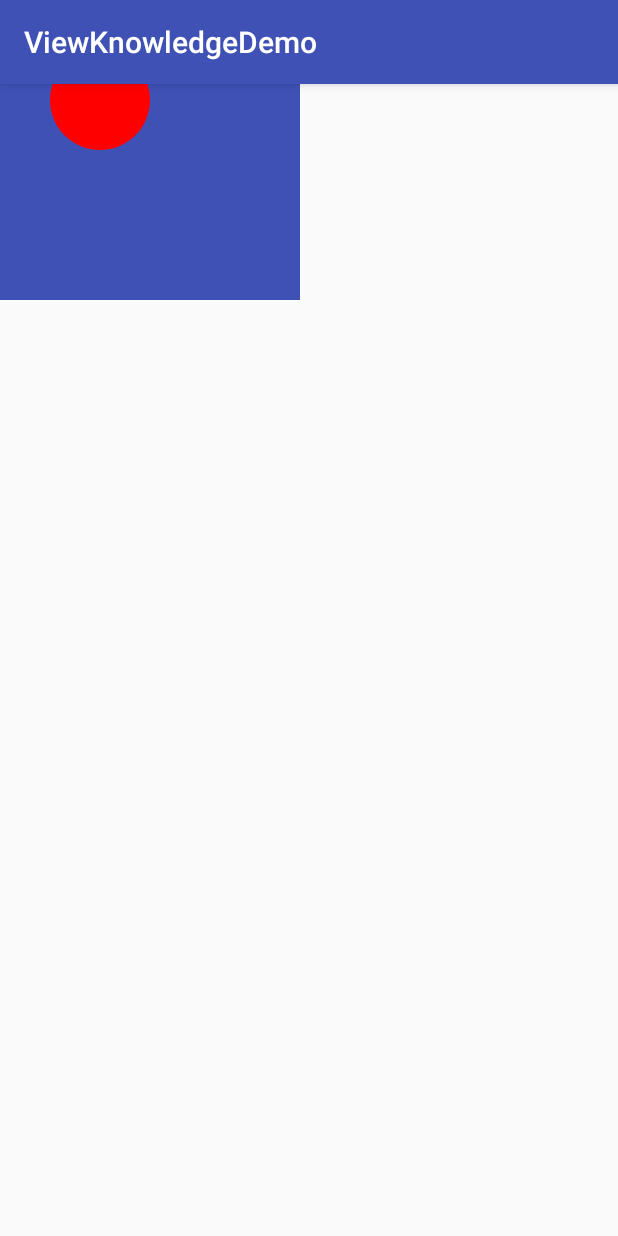
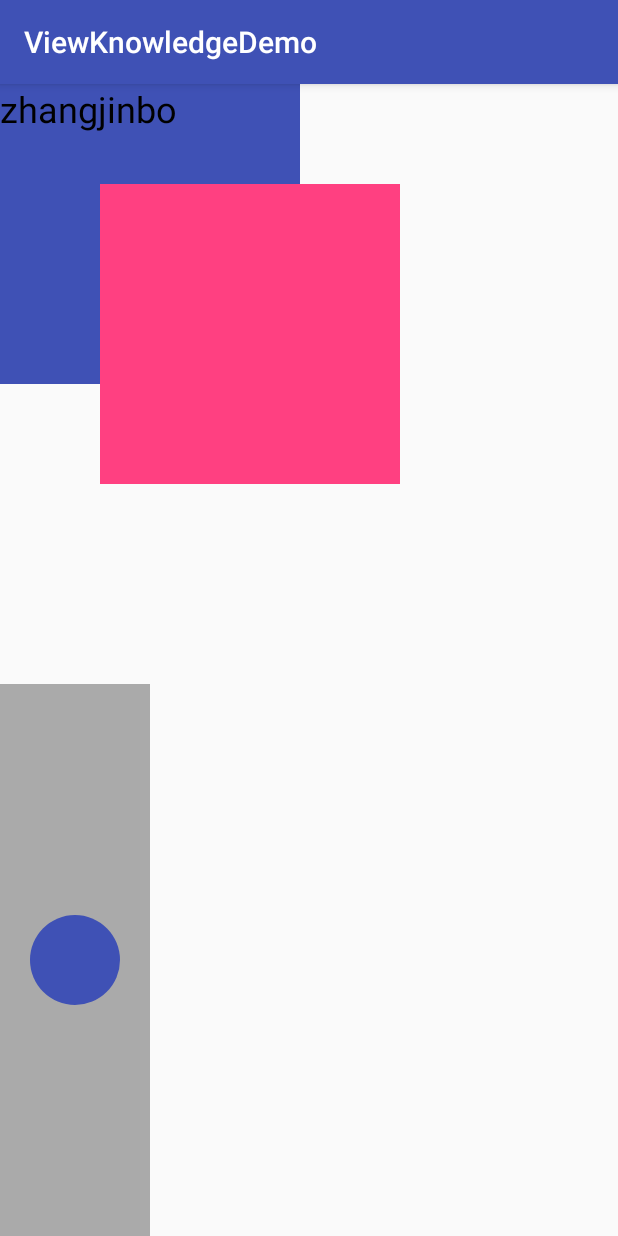
Before and after one commit to jbo-zhang/ViewKnowledgeDemo, an Android app: the screen it shows after launch (MainActivity before the commit, Main2Activity after it), on a phone screen of 412 x 824 dp. Run offline under Robolectric (Android 15) with nearby library versions, the phone set to English and light mode, and no system bars.

Commit message:
添加View的TouchEvent,measure，layout以及自定义CircleView

```diff
--- a/ViewKnowledgeDemo/build.gradle
+++ b/ViewKnowledgeDemo/build.gradle
@@ -29,6 +29,6 @@ dependencies {
     })
     compile 'com.android.support:appcompat-v7:26.+'
     compile 'com.android.support.constraint:constraint-layout:1.0.2'
+    compile 'com.nineoldandroids:library:2.4.0'
     testCompile 'junit:junit:4.12'
-    compile 'com.nineoldandroids:library:2.4.0'
 }
--- /dev/null
+++ b/ViewKnowledgeDemo/src/main/java/com/example/viewknowledgedemo/drawprocess/CircleView.java
@@ -0,0 +1,79 @@
+package com.example.viewknowledgedemo.drawprocess;
+
+import android.content.Context;
+import android.content.res.TypedArray;
+import android.graphics.Canvas;
+import android.graphics.Color;
+import android.graphics.Paint;
+import android.support.annotation.Nullable;
+import android.util.AttributeSet;
+import android.view.View;
+
+import com.example.viewknowledgedemo.R;
+
+/**
+ * Created by zhangjinbo on 17-8-3.
+ */
+
+public class CircleView extends View {
+    private int mColor = Color.RED;
+    private Paint mPaint;
+
+
+    public CircleView(Context context) {
+        this(context, null);
+    }
+
+    public CircleView(Context context, @Nullable AttributeSet attrs) {
+        this(context, attrs, 0);
+    }
+
+    public CircleView(Context context, @Nullable AttributeSet attrs, int defStyleAttr) {
+        super(context, attrs, defStyleAttr);
+        TypedArray ta = context.obtainStyledAttributes(attrs, R.styleable.CircleView);
+        mColor = ta.getColor(R.styleable.CircleView_circle_color, Color.RED);
+        ta.recycle();
+
+        init();
+    }
+
+    private void init() {
+        mPaint = new Paint();
+        mPaint.setAntiAlias(true);
+
+    }
+
+    @Override
+    protected void onMeasure(int widthMeasureSpec, int heightMeasureSpec) {
+        super.onMeasure(widthMeasureSpec, heightMeasureSpec);
+
+        int widthMode = MeasureSpec.getMode(widthMeasureSpec);
+        int widthSize = MeasureSpec.getSize(widthMeasureSpec);
+        int heightMode = MeasureSpec.getMode(heightMeasureSpec);
+        int heightSize = MeasureSpec.getSize(heightMeasureSpec);
+        if(widthMode == MeasureSpec.AT_MOST && heightMeasureSpec == MeasureSpec.AT_MOST) {
+            setMeasuredDimension(getSuggestedMinimumWidth(), 200);
+        } else if(widthMode == MeasureSpec.AT_MOST) {
+            setMeasuredDimension(getSuggestedMinimumWidth(), heightSize);
+        } else if(heightMode == MeasureSpec.AT_MOST) {
+            setMeasuredDimension(widthSize, 200);
+        }
+    }
+
+    @Override
+    protected void onDraw(Canvas canvas) {
+        super.onDraw(canvas);
+
+        final int paddingLeft = getPaddingLeft();
+        final int paddingRight = getPaddingRight();
+        final int paddingTop = getPaddingTop();
+        final int paddingBottom = getPaddingBottom();
+
+        int width = getWidth() - paddingLeft - paddingRight;
+        int height = getHeight() - paddingTop - paddingBottom;
+
+        int radius = Math.min(width, height) / 2;
+        mPaint.setColor(mColor);
+        canvas.drawCircle(paddingLeft + width/2, paddingTop + height/2, radius, mPaint);
+    }
+}
--- /dev/null
+++ b/ViewKnowledgeDemo/src/main/java/com/example/viewknowledgedemo/drawprocess/Main2Activity.java
@@ -0,0 +1,45 @@
+package com.example.viewknowledgedemo.drawprocess;
+
+import android.support.v7.app.AppCompatActivity;
+import android.os.Bundle;
+import android.util.Log;
+import android.view.View;
+import android.widget.Toast;
+
+import com.example.viewknowledgedemo.R;
+
+public class Main2Activity extends AppCompatActivity {
+
+    private static final String TAG = "9095";
+    private View mTvText;
+    private MyLayoutView myLayoutView;
+
+
+    @Override
+    protected void onCreate(Bundle savedInstanceState) {
+        super.onCreate(savedInstanceState);
+        setContentView(R.layout.activity_main2);
+        mTvText = findViewById(R.id.tv_text);
+        //得不到宽高，为0
+        Log.d(TAG,"onCreate mTvText.getMeasuredWidth()" + mTvText.getMeasuredWidth());
+        Log.d(TAG,"onCreate mTvText.getMeasuredHeight()" + mTvText.getMeasuredHeight());
+        myLayoutView = (MyLayoutView) findViewById(R.id.my_layout_view);
+        myLayoutView.setOnClickListener(new View.OnClickListener() {
+            @Override
+            public void onClick(View view) {
+                Log.d(TAG, "click MyLayoutView!");
+                Toast.makeText(Main2Activity.this, "click MeasureView!", Toast.LENGTH_SHORT).show();
+            }
+        });
+    }
+
+
+    @Override
+    public void onWindowFocusChanged(boolean hasFocus) {
+        //可以得到宽高
+        if(hasFocus) {
+            Log.d(TAG,"mTvText.getMeasuredWidth()" + mTvText.getMeasuredWidth());
+            Log.d(TAG,"mTvText.getMeasuredHeight()" + mTvText.getMeasuredHeight());
+        }
+    }
+}
--- /dev/null
+++ b/ViewKnowledgeDemo/src/main/java/com/example/viewknowledgedemo/drawprocess/MyLayoutView.java
@@ -0,0 +1,51 @@
+package com.example.viewknowledgedemo.drawprocess;
+
+import android.content.Context;
+import android.support.annotation.Nullable;
+import android.support.annotation.Px;
+import android.util.AttributeSet;
+import android.view.View;
+
+/**
+ * Created by zhangjinbo on 17-8-3.
+ */
+
+public class MyLayoutView extends View {
+
+    public MyLayoutView(Context context) {
+        super(context);
+    }
+
+    public MyLayoutView(Context context, @Nullable AttributeSet attrs) {
+        super(context, attrs);
+    }
+
+    public MyLayoutView(Context context, @Nullable AttributeSet attrs, int defStyleAttr) {
+        super(context, attrs, defStyleAttr);
+    }
+
+    @Override
+    protected void onLayout(boolean changed, int left, int top, int right, int bottom) {
+        super.onLayout(changed, left, top, right, bottom);
+    }
+
+    /**
+     * 实验证明，是可以通过修改自己的layout让自己跑到任意地方的。
+     * 比如让LinearLayout也可以叠加View
+     *
+     *
+     * @param l
+     * @param t
+     * @param r
+     * @param b
+     */
+    @Override
+    public void layout(@Px int l, @Px int t, @Px int r, @Px int b) {
+        super.layout(100, 100, 100 + getMeasuredWidth(), 100 + getMeasuredHeight());
+    }
+
+    @Override
+    protected void onDetachedFromWindow() {
+        super.onDetachedFromWindow();
+    }
+}
--- /dev/null
+++ b/ViewKnowledgeDemo/src/main/res/layout/activity_main2.xml
@@ -0,0 +1,34 @@
+<?xml version="1.0" encoding="utf-8"?>
+<LinearLayout xmlns:android="http://schemas.android.com/apk/res/android"
+    xmlns:app="http://schemas.android.com/apk/res-auto"
+    xmlns:tools="http://schemas.android.com/tools"
+    android:layout_width="match_parent"
+    android:layout_height="match_parent"
+    android:orientation="vertical"
+    tools:context="com.example.viewknowledgedemo.drawprocess.Main2Activity">
+
+    <TextView
+        android:id="@+id/tv_text"
+        android:textSize="24sp"
+        android:text="zhangjinbo"
+        android:textColor="@android:color/black"
+        android:layout_width="200dp"
+        android:background="@color/colorPrimary"
+        android:layout_height="200dp" />
+
+    <com.example.viewknowledgedemo.drawprocess.MyLayoutView
+        android:id="@+id/my_layout_view"
+        android:background="@color/colorAccent"
+        android:layout_width="200dp"
+        android:layout_height="200dp" />
+
+    <com.example.viewknowledgedemo.drawprocess.CircleView
+        android:background="@android:color/darker_gray"
+        android:padding="20dp"
+        android:minWidth="100dp"
+        app:circle_color="@color/colorPrimary"
+        android:layout_width="wrap_content"
+        android:layout_height="wrap_content" />
+
+
+</LinearLayout>
--- /dev/null
+++ b/ViewKnowledgeDemo/src/main/res/values/attrs_circle_view.xml
@@ -0,0 +1,6 @@
+<?xml version="1.0" encoding="utf-8"?>
+<resources>
+    <declare-styleable name="CircleView">
+        <attr name="circle_color" format="color"/>
+    </declare-styleable>
+</resources>
```
Also changed, not shown: ViewKnowledgeDemo/src/main/AndroidManifest.xml (+9 -4 lines), ViewKnowledgeDemo/src/main/java/com/example/viewknowledgedemo/TapAndScrollView.java (+6 -1 lines), ViewKnowledgeDemo/src/main/java/com/example/viewknowledgedemo/TouchEventView.java (+0 -33 lines), ViewKnowledgeDemo/src/main/java/com/example/viewknowledgedemo/TouchEventViewGroup.java (+1 -38 lines), ViewKnowledgeDemo/src/main/java/com/example/viewknowledgedemo/drawprocess/MeasureViewGroup.java (added, +75 -0 lines), ViewKnowledgeDemo/src/main/java/com/example/viewknowledgedemo/drawprocess/MesureView.java (added, +96 -0 lines), 1 other file.
